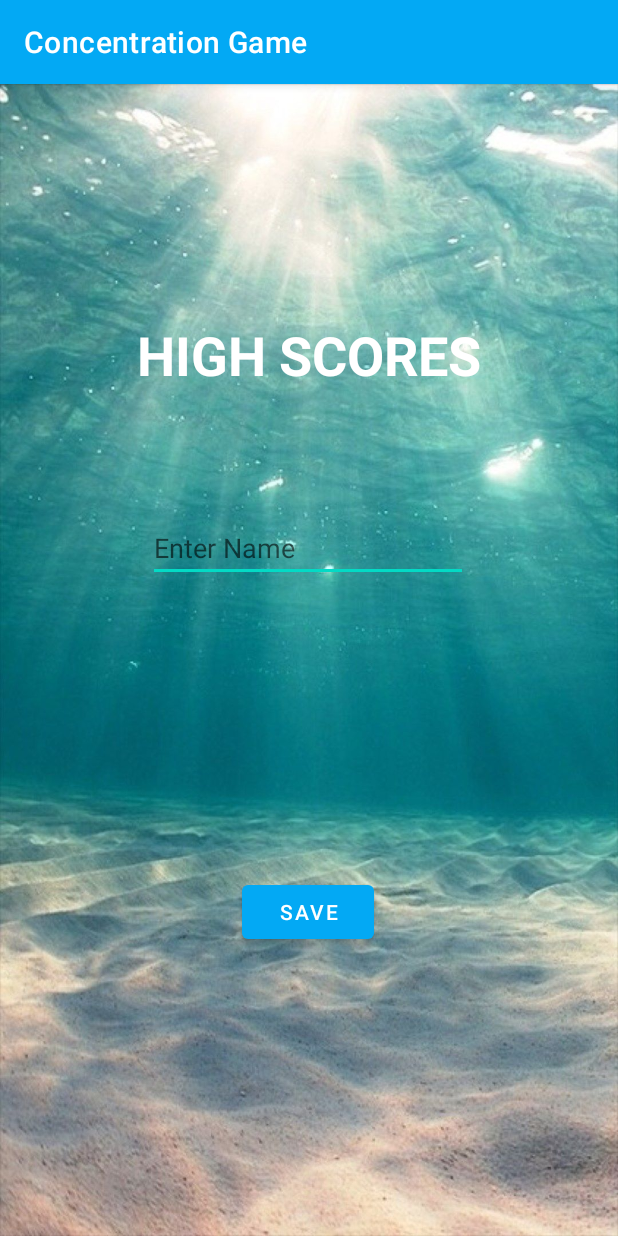
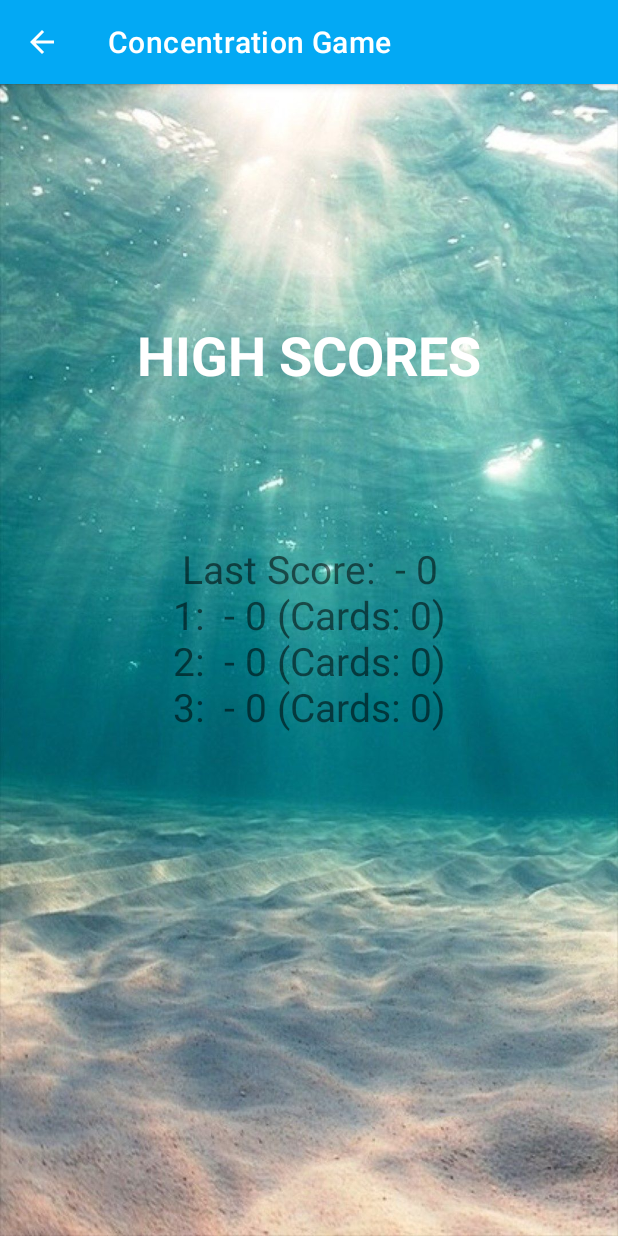
Before and after one commit to hamhead1005/CS2450-Android-Project, an Android app: the screen it shows after launch (HighScore before the commit, HighScoreDisplayScreen after it), after a tap on "HIGH SCORES", on a phone screen of 412 x 824 dp. Run offline under Robolectric (Android 15) with nearby library versions, the phone set to English and light mode, and no system bars.

Commit message:
Fixed the HighScore page.
A pop-up now comes up asking the user to enter a new Highscore. Part of ConcentrationGame

Also added saving for the number of cards in the game.

Scores are then put in order when a new score is saved. If you are just viewing the score the scores are not reshuffled.

Removed some unused classes as well.

```diff
--- a/app/src/main/AndroidManifest.xml
+++ b/app/src/main/AndroidManifest.xml
@@ -25,7 +25,9 @@
                 <category android:name="android.intent.category.LAUNCHER" />
             </intent-filter>
         </activity>
-        <activity android:name=".HighScore" />
+        <activity
+            android:name=".HighScoreDisplayScreen"
+            android:parentActivityName=".MainMenu"/>
     </application>
 
 </manifest>
--- a/app/src/main/java/com/example/cs2450androidapp/HighScore.java
+++ /dev/null
@@ -1,128 +0,0 @@
-package com.example.cs2450androidapp;
-
-import android.annotation.SuppressLint;
-import android.content.Context;
-import android.content.Intent;
-import android.content.SharedPreferences;
-import android.os.Bundle;
-import android.view.View;
-import android.widget.Button;
-import android.widget.EditText;
-import android.widget.TextView;
-
-import androidx.appcompat.app.AppCompatActivity;
-
-public class HighScore extends AppCompatActivity {
-
-    TextView highScore;
-    Button savehighScore;
-    EditText highscoreName;
-
-    static int lastScore;
-    int best1,best2,best3;
-    String name1,name2,name3,enteredName;
-    boolean checkMain;
-
-
-    public static int getLastScore() {
-        return lastScore;
-    }
-
-    @SuppressLint("SetTextI18n")
-    @Override
-    protected void onCreate(Bundle savedInstanceState){
-        super.onCreate(savedInstanceState);
-        setContentView(R.layout.activity_highscore);
-
-        highScore = (TextView) findViewById(R.id.highScore);
-        highScore.setVisibility(View.INVISIBLE);
-        highscoreName = (EditText) findViewById(R.id.enterName);
-        savehighScore = (Button) findViewById(R.id.savehighscoreButton);
-
-
-        SharedPreferences preferences = getSharedPreferences("PREFS", Context.MODE_PRIVATE);
-        SharedPreferences.Editor editor = preferences.edit();
-        savehighScore.setOnClickListener(new View.OnClickListener() {
-            @Override
-            public void onClick(View view) {
-                highScore.setVisibility(View.VISIBLE);
-
-
-                enteredName = highscoreName.getText().toString();
-                SharedPreferences.Editor editor = preferences.edit();
-                editor.putString("enteredName",enteredName);
-                editor.commit();
-
-                savehighScore.setVisibility(View.INVISIBLE);
-                highscoreName.setVisibility(View.INVISIBLE);
-            }
-        });
-
-
-        lastScore = preferences.getInt("lastScore", 0);
-        best1 = preferences.getInt("best1", 0);
-        best2 = preferences.getInt("best2", 0);
-        best3 = preferences.getInt("best3", 0);
-
-        enteredName = preferences.getString("enteredName", "");
-        name1 = preferences.getString("name1", "");
-        name2 = preferences.getString("name2", "");
-        name3 = preferences.getString("name3", "");
-
-
-        //replaces scores if there is a new high score
-        if(lastScore> best3){
-            best3=lastScore;
-            name3=enteredName;
-            //SharedPreferences.Editor editor = preferences.edit();
-            editor.putInt("best3", best3);
-            editor.putString("name3",name3);
-            editor.apply();
-        }
-
-        if(lastScore> best2){
-            int temp = best2;
-            best2=lastScore;
-            best3 = temp;
-            String tempName = name2;
-            name2 = enteredName;
-            name3 = tempName;
-            //SharedPreferences.Editor editor = preferences.edit();
-            editor.putInt("best3", best3);
-            editor.putString("name3",name3);
-            editor.putInt("best2", best2);
-            editor.putString("name2",name2);
-            editor.apply();
-        }
-
-        if(lastScore> best1){
-            int temp = best1;
-            best1 = lastScore;
-            best2 = temp;
-            String tempName = name1;
-            name1 = enteredName;
-            name2 = tempName;
-            //SharedPreferences.Editor editor = preferences.edit();
-            editor.putInt("best2", best2);
-            editor.putInt("best1", best1);
-            editor.putString("name2",name2);
-            editor.putString("name1",name1);
-            editor.apply();
-        }
-
-        //used to display the scores
-        highScore.setText("Last Score: "+ lastScore + "\n" +
-                "1: " + name1 + " - " + best1 + "\n" +
-                "2: " + name2 + " - " + best2 + "\n" +
-                "3: " + name3 + " - " + best3 + "\n" );
-    }
-
-
-    //goes back to main on back button push
-    @Override
-    public void onBackPressed(){
-        Intent intent = new Intent(getApplicationContext(), MainMenu.class);
-        startActivity(intent);
-        finish();
-    }
-}
--- /dev/null
+++ b/app/src/main/java/com/example/cs2450androidapp/HighScoreDisplayScreen.java
@@ -0,0 +1,132 @@
+package com.example.cs2450androidapp;
+
+import android.annotation.SuppressLint;
+import android.content.Context;
+import android.content.Intent;
+import android.content.SharedPreferences;
+import android.os.Bundle;
+import android.view.View;
+import android.widget.Button;
+import android.widget.EditText;
+import android.widget.TextView;
+
+import androidx.appcompat.app.AppCompatActivity;
+
+public class HighScoreDisplayScreen extends AppCompatActivity {
+
+    static boolean newScore = false;
+    TextView highScore;
+
+    int best1,best2,best3,lastScore; //Scores
+    String name1,name2,name3,enteredName;
+    int lastButton;
+    int button1,button2,button3; //Number of buttons in the game
+
+    public static void setNewScore() {
+        newScore = true;
+    }
+
+    @SuppressLint("SetTextI18n")
+    @Override
+    protected void onCreate(Bundle savedInstanceState){
+        super.onCreate(savedInstanceState);
+        setContentView(R.layout.activity_highscore_display_screen);
+        getSupportActionBar().setDisplayHomeAsUpEnabled(true);
+
+        highScore = (TextView) findViewById(R.id.highScore); //Print highScores here.
+
+        SharedPreferences preferences = getSharedPreferences("PREFS", Context.MODE_PRIVATE);
+        SharedPreferences.Editor editor = preferences.edit();
+
+        //Get Values from save File.
+        lastScore = preferences.getInt("lastScore", 0);
+        best1 = preferences.getInt("best1", 0);
+        best2 = preferences.getInt("best2", 0);
+        best3 = preferences.getInt("best3", 0);
+
+        enteredName = preferences.getString("enteredName", "");
+        name1 = preferences.getString("name1", "");
+        name2 = preferences.getString("name2", "");
+        name3 = preferences.getString("name3", "");
+
+        lastButton = preferences.getInt("lastButton", 0);
+        button1 = preferences.getInt("button1",0);
+        button2 = preferences.getInt("button2",0);
+        button3 = preferences.getInt("button3",0);
+
+        if(newScore){
+            //replaces scores if there is a new high score
+            if(lastScore> best3){
+                best3=lastScore;
+                name3=enteredName;
+                button3 = lastButton;
+                //SharedPreferences.Editor editor = preferences.edit();
+                editor.putInt("best3", best3);
+                editor.putString("name3",name3);
+                editor.putInt("button1",button3);
+                editor.apply();
+            }
+
+            if(lastScore> best2){
+                int temp = best2;
+                best2=lastScore;
+                best3 = temp;
+
+                int tempB = button2;
+                button2 = lastButton;
+                button3 = tempB;
+
+                String tempName = name2;
+                name2 = enteredName;
+                name3 = tempName;
+                //SharedPreferences.Editor editor = preferences.edit();
+                editor.putInt("best3", best3);
+                editor.putString("name3",name3);
+                editor.putInt("button3",button3);
+                editor.putInt("best2", best2);
+                editor.putString("name2",name2);
+                editor.putInt("button2",button2);
+                editor.apply();
+            }
+
+            if(lastScore> best1){
+                int temp = best1;
+                best1 = lastScore;
+                best2 = temp;
+
+                int tempB = button1;
+                button1 = lastButton;
+                button2 = tempB;
+
+                String tempName = name1;
+                name1 = enteredName;
+                name2 = tempName;
+
+                //SharedPreferences.Editor editor = preferences.edit();
+                editor.putInt("best2", best2);
+                editor.putInt("best1", best1);
+                editor.putString("name2",name2);
+                editor.putString("name1",name1);
+                editor.putInt("button2",button2);
+                editor.putInt("button1",button1);
+                editor.apply();
+            }
+        }//end if
+
+        //used to display the scores
+        highScore.setText(
+                "Last Score: "+ enteredName + " - " + lastScore + "\n" +
+                "1: " + name1 + " - " + best1 + " (Cards: " + button1 + ")" +"\n" +
+                "2: " + name2 + " - " + best2 + " (Cards: " + button2 + ")" +"\n" +
+                "3: " + name3 + " - " + best3 + " (Cards: " + button3 + ")" +"\n");
+
+        newScore = false;
+    }
+
+
+    //goes back to main on back button push
+    @Override
+    public void onBackPressed(){
+        finish(); //Close Screen go back to menu.
+    }
+}
--- a/app/src/main/java/com/example/cs2450androidapp/MainMenu.java
+++ b/app/src/main/java/com/example/cs2450androidapp/MainMenu.java
@@ -2,12 +2,10 @@ package com.example.cs2450androidapp;
 
 import androidx.appcompat.app.AppCompatActivity;
 import androidx.appcompat.widget.SwitchCompat;
-import androidx.fragment.app.FragmentManager;
 
 import android.content.Intent;
 import android.os.Bundle;
 import android.view.View;
-import android.widget.AdapterView;
 import android.widget.ArrayAdapter;
 import android.widget.Button;
 import android.widget.CompoundButton;
@@ -94,7 +92,7 @@ public class MainMenu extends AppCompatActivity {
             @Override
             public void onClick(View view) {
                 fromMain = true;
-                Intent i = new Intent(getApplicationContext(), HighScore.class);
+                Intent i = new Intent(getApplicationContext(), HighScoreDisplayScreen.class);
                 i.putExtra("fromMain",fromMain);
                 startActivity(i);
             }
--- a/app/src/main/res/layout/activity_highscore.xml
+++ b/app/src/main/res/layout/activity_highscore_display_screen.xml
@@ -26,35 +26,14 @@
         android:id="@+id/highScore"
         android:layout_width="wrap_content"
         android:layout_height="wrap_content"
-        android:textSize="24dp"
-        android:text=""
+        android:textSize="26dp"
+        android:text="1: Name - 0 (Cards: 10)"
+        android:textAlignment="center"
         app:layout_constraintBottom_toBottomOf="parent"
         app:layout_constraintEnd_toEndOf="parent"
         app:layout_constraintStart_toStartOf="parent"
-        app:layout_constraintTop_toTopOf="parent" />
+        app:layout_constraintTop_toTopOf="parent"
+        android:gravity="center_horizontal"
+        android:layout_gravity="center_horizontal" />
 
-    <Button
-        android:id="@+id/savehighscoreButton"
-        android:layout_width="wrap_content"
-        android:layout_height="wrap_content"
-        android:layout_marginBottom="172dp"
-        android:text="Save"
-        app:layout_constraintBottom_toBottomOf="parent"
-        app:layout_constraintEnd_toEndOf="parent"
-        app:layout_constraintHorizontal_bias="0.498"
-        app:layout_constraintStart_toStartOf="parent" />
-
-    <EditText
-        android:id="@+id/enterName"
-        android:layout_width="wrap_content"
-        android:layout_height="wrap_content"
-        android:layout_marginBottom="196dp"
-        android:ems="10"
-        android:hint="Enter Name"
-        android:inputType="textPersonName"
-        android:text=""
-        app:layout_constraintBottom_toTopOf="@+id/savehighscoreButton"
-        app:layout_constraintEnd_toEndOf="parent"
-        app:layout_constraintHorizontal_bias="0.497"
-        app:layout_constraintStart_toStartOf="parent" />
 </androidx.constraintlayout.widget.ConstraintLayout>
```
Also changed, not shown: app/src/main/java/com/example/cs2450androidapp/ConcentrationGame.java (+52 -9 lines), app/src/main/java/com/example/cs2450androidapp/RegisterScore.java (deleted, +0 -37 lines), app/src/main/res/layout/activity_register_score.xml (deleted, +0 -57 lines).
